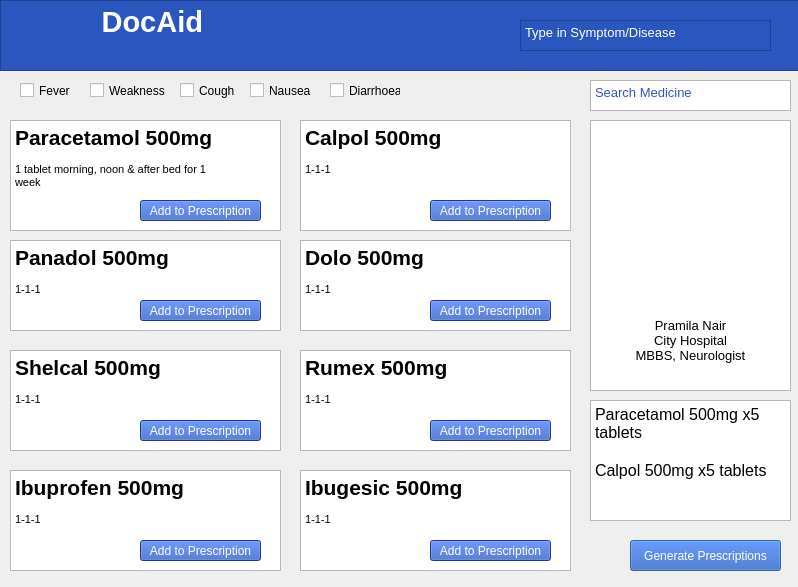
First picture: the form in venv/docaidnew.ui, repository DocAid/Desktop-Doctor, before the edit.
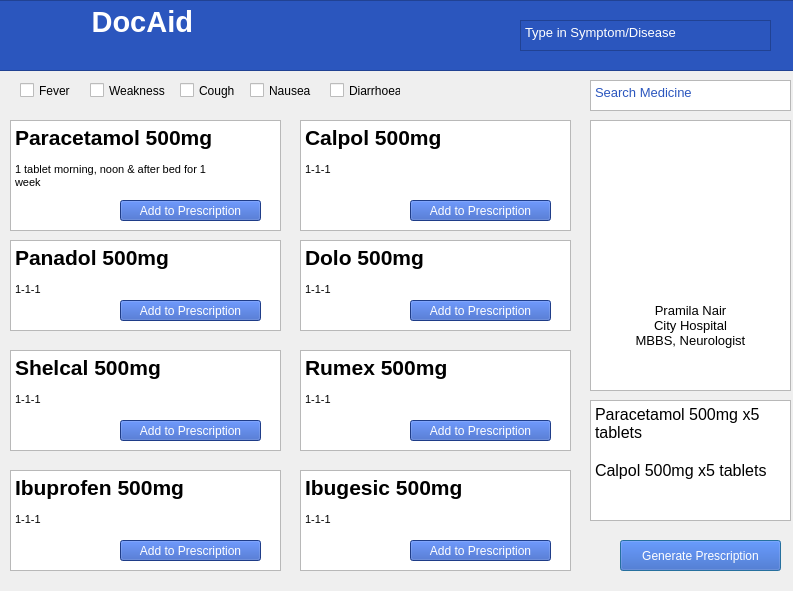
Second picture: the form after the edit. Icons and pictures are not drawn.

What changed in the file:
```diff
--- a/venv/docaidnew.ui
+++ b/venv/docaidnew.ui
@@ -6,8 +6,8 @@
    <rect>
     <x>0</x>
     <y>0</y>
-    <width>798</width>
-    <height>587</height>
+    <width>793</width>
+    <height>591</height>
    </rect>
   </property>
   <property name="windowTitle">
@@ -57,23 +57,22 @@
     <string>&lt;!DOCTYPE HTML PUBLIC &quot;-//W3C//DTD HTML 4.0//EN&quot; &quot;http://www.w3.org/TR/REC-html40/strict.dtd&quot;&gt;
 &lt;html&gt;&lt;head&gt;&lt;meta name=&quot;qrichtext&quot; content=&quot;1&quot; /&gt;&lt;style type=&quot;text/css&quot;&gt;
 p, li { white-space: pre-wrap; }
-&lt;/style&gt;&lt;/head&gt;&lt;body style=&quot; font-family:'MS Shell Dlg 2'; font-size:8.25pt; font-weight:400; font-style:normal;&quot;&gt;
-&lt;p align=&quot;center&quot; style=&quot;-qt-paragraph-type:empty; margin-top:0px; margin-bottom:0px; margin-left:0px; margin-right:0px; -qt-block-indent:0; text-indent:0px;&quot;&gt;&lt;br /&gt;&lt;/p&gt;
-&lt;p align=&quot;center&quot; style=&quot;-qt-paragraph-type:empty; margin-top:0px; margin-bottom:0px; margin-left:0px; margin-right:0px; -qt-block-indent:0; text-indent:0px; font-size:10pt;&quot;&gt;&lt;br /&gt;&lt;/p&gt;
-&lt;p align=&quot;center&quot; style=&quot;-qt-paragraph-type:empty; margin-top:0px; margin-bottom:0px; margin-left:0px; margin-right:0px; -qt-block-indent:0; text-indent:0px; font-size:10pt;&quot;&gt;&lt;br /&gt;&lt;/p&gt;
-&lt;p align=&quot;center&quot; style=&quot;-qt-paragraph-type:empty; margin-top:0px; margin-bottom:0px; margin-left:0px; margin-right:0px; -qt-block-indent:0; text-indent:0px; font-size:10pt;&quot;&gt;&lt;br /&gt;&lt;/p&gt;
-&lt;p align=&quot;center&quot; style=&quot;-qt-paragraph-type:empty; margin-top:0px; margin-bottom:0px; margin-left:0px; margin-right:0px; -qt-block-indent:0; text-indent:0px; font-size:10pt;&quot;&gt;&lt;br /&gt;&lt;/p&gt;
-&lt;p align=&quot;center&quot; style=&quot;-qt-paragraph-type:empty; margin-top:0px; margin-bottom:0px; margin-left:0px; margin-right:0px; -qt-block-indent:0; text-indent:0px; font-size:10pt;&quot;&gt;&lt;br /&gt;&lt;/p&gt;
-&lt;p align=&quot;center&quot; style=&quot;-qt-paragraph-type:empty; margin-top:0px; margin-bottom:0px; margin-left:0px; margin-right:0px; -qt-block-indent:0; text-indent:0px; font-size:10pt;&quot;&gt;&lt;br /&gt;&lt;/p&gt;
-&lt;p align=&quot;center&quot; style=&quot;-qt-paragraph-type:empty; margin-top:0px; margin-bottom:0px; margin-left:0px; margin-right:0px; -qt-block-indent:0; text-indent:0px; font-size:10pt;&quot;&gt;&lt;br /&gt;&lt;/p&gt;
-&lt;p align=&quot;center&quot; style=&quot;-qt-paragraph-type:empty; margin-top:0px; margin-bottom:0px; margin-left:0px; margin-right:0px; -qt-block-indent:0; text-indent:0px; font-size:10pt;&quot;&gt;&lt;br /&gt;&lt;/p&gt;
-&lt;p align=&quot;center&quot; style=&quot;-qt-paragraph-type:empty; margin-top:0px; margin-bottom:0px; margin-left:0px; margin-right:0px; -qt-block-indent:0; text-indent:0px; font-size:10pt;&quot;&gt;&lt;br /&gt;&lt;/p&gt;
-&lt;p align=&quot;center&quot; style=&quot;-qt-paragraph-type:empty; margin-top:0px; margin-bottom:0px; margin-left:0px; margin-right:0px; -qt-block-indent:0; text-indent:0px; font-size:10pt;&quot;&gt;&lt;br /&gt;&lt;/p&gt;
-&lt;p align=&quot;center&quot; style=&quot;-qt-paragraph-type:empty; margin-top:0px; margin-bottom:0px; margin-left:0px; margin-right:0px; -qt-block-indent:0; text-indent:0px; font-size:10pt;&quot;&gt;&lt;br /&gt;&lt;/p&gt;
-&lt;p align=&quot;center&quot; style=&quot;-qt-paragraph-type:empty; margin-top:0px; margin-bottom:0px; margin-left:0px; margin-right:0px; -qt-block-indent:0; text-indent:0px; font-size:10pt;&quot;&gt;&lt;br /&gt;&lt;/p&gt;
-&lt;p align=&quot;center&quot; style=&quot; margin-top:0px; margin-bottom:0px; margin-left:0px; margin-right:0px; -qt-block-indent:0; text-indent:0px;&quot;&gt;&lt;span style=&quot; font-size:10pt;&quot;&gt;Pramila Nair&lt;/span&gt;&lt;/p&gt;
-&lt;p align=&quot;center&quot; style=&quot; margin-top:0px; margin-bottom:0px; margin-left:0px; margin-right:0px; -qt-block-indent:0; text-indent:0px;&quot;&gt;&lt;span style=&quot; font-size:10pt;&quot;&gt;City Hospital&lt;/span&gt;&lt;/p&gt;
-&lt;p align=&quot;center&quot; style=&quot; margin-top:0px; margin-bottom:0px; margin-left:0px; margin-right:0px; -qt-block-indent:0; text-indent:0px;&quot;&gt;&lt;span style=&quot; font-size:10pt;&quot;&gt;MBBS, Neurologist&lt;/span&gt;&lt;/p&gt;&lt;/body&gt;&lt;/html&gt;</string>
+&lt;/style&gt;&lt;/head&gt;&lt;body style=&quot; font-family:'Ubuntu'; font-size:11pt; font-weight:400; font-style:normal;&quot;&gt;
+&lt;p align=&quot;center&quot; dir='rtl' style=&quot;-qt-paragraph-type:empty; margin-top:0px; margin-bottom:0px; margin-left:0px; margin-right:0px; -qt-block-indent:0; text-indent:0px; font-family:'MS Shell Dlg 2'; font-size:8.25pt;&quot;&gt;&lt;br /&gt;&lt;/p&gt;
+&lt;p align=&quot;center&quot; dir='rtl' style=&quot;-qt-paragraph-type:empty; margin-top:0px; margin-bottom:0px; margin-left:0px; margin-right:0px; -qt-block-indent:0; text-indent:0px; font-family:'MS Shell Dlg 2'; font-size:10pt;&quot;&gt;&lt;br /&gt;&lt;/p&gt;
+&lt;p align=&quot;center&quot; dir='rtl' style=&quot;-qt-paragraph-type:empty; margin-top:0px; margin-bottom:0px; margin-left:0px; margin-right:0px; -qt-block-indent:0; text-indent:0px; font-family:'MS Shell Dlg 2'; font-size:10pt;&quot;&gt;&lt;br /&gt;&lt;/p&gt;
+&lt;p align=&quot;center&quot; dir='rtl' style=&quot;-qt-paragraph-type:empty; margin-top:0px; margin-bottom:0px; margin-left:0px; margin-right:0px; -qt-block-indent:0; text-indent:0px; font-family:'MS Shell Dlg 2'; font-size:10pt;&quot;&gt;&lt;br /&gt;&lt;/p&gt;
+&lt;p align=&quot;center&quot; dir='rtl' style=&quot;-qt-paragraph-type:empty; margin-top:0px; margin-bottom:0px; margin-left:0px; margin-right:0px; -qt-block-indent:0; text-indent:0px; font-family:'MS Shell Dlg 2'; font-size:10pt;&quot;&gt;&lt;br /&gt;&lt;/p&gt;
+&lt;p align=&quot;center&quot; dir='rtl' style=&quot;-qt-paragraph-type:empty; margin-top:0px; margin-bottom:0px; margin-left:0px; margin-right:0px; -qt-block-indent:0; text-indent:0px; font-family:'MS Shell Dlg 2'; font-size:10pt;&quot;&gt;&lt;br /&gt;&lt;/p&gt;
+&lt;p align=&quot;center&quot; dir='rtl' style=&quot;-qt-paragraph-type:empty; margin-top:0px; margin-bottom:0px; margin-left:0px; margin-right:0px; -qt-block-indent:0; text-indent:0px; font-family:'MS Shell Dlg 2'; font-size:10pt;&quot;&gt;&lt;br /&gt;&lt;/p&gt;
+&lt;p align=&quot;center&quot; dir='rtl' style=&quot;-qt-paragraph-type:empty; margin-top:0px; margin-bottom:0px; margin-left:0px; margin-right:0px; -qt-block-indent:0; text-indent:0px; font-family:'MS Shell Dlg 2'; font-size:10pt;&quot;&gt;&lt;br /&gt;&lt;/p&gt;
+&lt;p align=&quot;center&quot; dir='rtl' style=&quot;-qt-paragraph-type:empty; margin-top:0px; margin-bottom:0px; margin-left:0px; margin-right:0px; -qt-block-indent:0; text-indent:0px; font-family:'MS Shell Dlg 2'; font-size:10pt;&quot;&gt;&lt;br /&gt;&lt;/p&gt;
+&lt;p align=&quot;center&quot; dir='rtl' style=&quot;-qt-paragraph-type:empty; margin-top:0px; margin-bottom:0px; margin-left:0px; margin-right:0px; -qt-block-indent:0; text-indent:0px; font-family:'MS Shell Dlg 2'; font-size:10pt;&quot;&gt;&lt;br /&gt;&lt;/p&gt;
+&lt;p align=&quot;center&quot; dir='rtl' style=&quot;-qt-paragraph-type:empty; margin-top:0px; margin-bottom:0px; margin-left:0px; margin-right:0px; -qt-block-indent:0; text-indent:0px; font-family:'MS Shell Dlg 2'; font-size:10pt;&quot;&gt;&lt;br /&gt;&lt;/p&gt;
+&lt;p align=&quot;center&quot; dir='rtl' style=&quot;-qt-paragraph-type:empty; margin-top:0px; margin-bottom:0px; margin-left:0px; margin-right:0px; -qt-block-indent:0; text-indent:0px; font-family:'MS Shell Dlg 2'; font-size:10pt;&quot;&gt;&lt;br /&gt;&lt;/p&gt;
+&lt;p align=&quot;center&quot; dir='rtl' style=&quot; margin-top:0px; margin-bottom:0px; margin-left:0px; margin-right:0px; -qt-block-indent:0; text-indent:0px;&quot;&gt;&lt;span style=&quot; font-family:'MS Shell Dlg 2'; font-size:10pt;&quot;&gt;Pramila Nair&lt;/span&gt;&lt;/p&gt;
+&lt;p align=&quot;center&quot; dir='rtl' style=&quot; margin-top:0px; margin-bottom:0px; margin-left:0px; margin-right:0px; -qt-block-indent:0; text-indent:0px;&quot;&gt;&lt;span style=&quot; font-family:'MS Shell Dlg 2'; font-size:10pt;&quot;&gt;City Hospital&lt;/span&gt;&lt;/p&gt;
+&lt;p align=&quot;center&quot; dir='rtl' style=&quot; margin-top:0px; margin-bottom:0px; margin-left:0px; margin-right:0px; -qt-block-indent:0; text-indent:0px;&quot;&gt;&lt;span style=&quot; font-family:'MS Shell Dlg 2'; font-size:10pt;&quot;&gt;MBBS, Neurologist&lt;/span&gt;&lt;/p&gt;&lt;/body&gt;&lt;/html&gt;</string>
    </property>
   </widget>
   <widget class="QTextBrowser" name="textBrowser_3">
@@ -104,10 +103,10 @@
     <string>&lt;!DOCTYPE HTML PUBLIC &quot;-//W3C//DTD HTML 4.0//EN&quot; &quot;http://www.w3.org/TR/REC-html40/strict.dtd&quot;&gt;
 &lt;html&gt;&lt;head&gt;&lt;meta name=&quot;qrichtext&quot; content=&quot;1&quot; /&gt;&lt;style type=&quot;text/css&quot;&gt;
 p, li { white-space: pre-wrap; }
-&lt;/style&gt;&lt;/head&gt;&lt;body style=&quot; font-family:'MS Shell Dlg 2'; font-size:8.25pt; font-weight:400; font-style:normal;&quot;&gt;
-&lt;p style=&quot; margin-top:0px; margin-bottom:0px; margin-left:0px; margin-right:0px; -qt-block-indent:0; text-indent:0px;&quot;&gt;&lt;span style=&quot; font-size:16pt; font-weight:600;&quot;&gt;Paracetamol 500mg&lt;/span&gt; &lt;/p&gt;
-&lt;p style=&quot;-qt-paragraph-type:empty; margin-top:0px; margin-bottom:0px; margin-left:0px; margin-right:0px; -qt-block-indent:0; text-indent:0px;&quot;&gt;&lt;br /&gt;&lt;/p&gt;
-&lt;p style=&quot; margin-top:0px; margin-bottom:0px; margin-left:0px; margin-right:0px; -qt-block-indent:0; text-indent:0px;&quot;&gt;&lt;span style=&quot; font-size:8pt;&quot;&gt;1 tablet morning, noon &amp;amp; after bed for 1&lt;br /&gt;week &lt;/span&gt;&lt;/p&gt;&lt;/body&gt;&lt;/html&gt;</string>
+&lt;/style&gt;&lt;/head&gt;&lt;body style=&quot; font-family:'Ubuntu'; font-size:11pt; font-weight:400; font-style:normal;&quot;&gt;
+&lt;p style=&quot; margin-top:0px; margin-bottom:0px; margin-left:0px; margin-right:0px; -qt-block-indent:0; text-indent:0px;&quot;&gt;&lt;span style=&quot; font-family:'MS Shell Dlg 2'; font-size:16pt; font-weight:600;&quot;&gt;Paracetamol 500mg&lt;/span&gt;&lt;span style=&quot; font-family:'MS Shell Dlg 2'; font-size:8.25pt;&quot;&gt; &lt;/span&gt;&lt;/p&gt;
+&lt;p style=&quot;-qt-paragraph-type:empty; margin-top:0px; margin-bottom:0px; margin-left:0px; margin-right:0px; -qt-block-indent:0; text-indent:0px; font-family:'MS Shell Dlg 2'; font-size:8.25pt;&quot;&gt;&lt;br /&gt;&lt;/p&gt;
+&lt;p style=&quot; margin-top:0px; margin-bottom:0px; margin-left:0px; margin-right:0px; -qt-block-indent:0; text-indent:0px;&quot;&gt;&lt;span style=&quot; font-family:'MS Shell Dlg 2'; font-size:8pt;&quot;&gt;1 tablet morning, noon &amp;amp; after bed for 1&lt;br /&gt;week &lt;/span&gt;&lt;/p&gt;&lt;/body&gt;&lt;/html&gt;</string>
    </property>
   </widget>
   <widget class="QTextBrowser" name="textBrowser_4">
@@ -123,10 +122,10 @@
     <string>&lt;!DOCTYPE HTML PUBLIC &quot;-//W3C//DTD HTML 4.0//EN&quot; &quot;http://www.w3.org/TR/REC-html40/strict.dtd&quot;&gt;
 &lt;html&gt;&lt;head&gt;&lt;meta name=&quot;qrichtext&quot; content=&quot;1&quot; /&gt;&lt;style type=&quot;text/css&quot;&gt;
 p, li { white-space: pre-wrap; }
-&lt;/style&gt;&lt;/head&gt;&lt;body style=&quot; font-family:'MS Shell Dlg 2'; font-size:8.25pt; font-weight:400; font-style:normal;&quot;&gt;
-&lt;p style=&quot; margin-top:0px; margin-bottom:0px; margin-left:0px; margin-right:0px; -qt-block-indent:0; text-indent:0px;&quot;&gt;&lt;span style=&quot; font-size:16pt; font-weight:600;&quot;&gt;Calpol 500mg&lt;/span&gt; &lt;/p&gt;
-&lt;p style=&quot;-qt-paragraph-type:empty; margin-top:0px; margin-bottom:0px; margin-left:0px; margin-right:0px; -qt-block-indent:0; text-indent:0px;&quot;&gt;&lt;br /&gt;&lt;/p&gt;
-&lt;p style=&quot; margin-top:0px; margin-bottom:0px; margin-left:0px; margin-right:0px; -qt-block-indent:0; text-indent:0px;&quot;&gt;1-1-1&lt;/p&gt;&lt;/body&gt;&lt;/html&gt;</string>
+&lt;/style&gt;&lt;/head&gt;&lt;body style=&quot; font-family:'Ubuntu'; font-size:11pt; font-weight:400; font-style:normal;&quot;&gt;
+&lt;p style=&quot; margin-top:0px; margin-bottom:0px; margin-left:0px; margin-right:0px; -qt-block-indent:0; text-indent:0px;&quot;&gt;&lt;span style=&quot; font-family:'MS Shell Dlg 2'; font-size:16pt; font-weight:600;&quot;&gt;Calpol 500mg&lt;/span&gt;&lt;span style=&quot; font-family:'MS Shell Dlg 2'; font-size:8.25pt;&quot;&gt; &lt;/span&gt;&lt;/p&gt;
+&lt;p style=&quot;-qt-paragraph-type:empty; margin-top:0px; margin-bottom:0px; margin-left:0px; margin-right:0px; -qt-block-indent:0; text-indent:0px; font-family:'MS Shell Dlg 2'; font-size:8.25pt;&quot;&gt;&lt;br /&gt;&lt;/p&gt;
+&lt;p style=&quot; margin-top:0px; margin-bottom:0px; margin-left:0px; margin-right:0px; -qt-block-indent:0; text-indent:0px;&quot;&gt;&lt;span style=&quot; font-family:'MS Shell Dlg 2'; font-size:8.25pt;&quot;&gt;1-1-1&lt;/span&gt;&lt;/p&gt;&lt;/body&gt;&lt;/html&gt;</string>
    </property>
   </widget>
   <widget class="QTextBrowser" name="textBrowser_5">
@@ -142,10 +141,10 @@
     <string>&lt;!DOCTYPE HTML PUBLIC &quot;-//W3C//DTD HTML 4.0//EN&quot; &quot;http://www.w3.org/TR/REC-html40/strict.dtd&quot;&gt;
 &lt;html&gt;&lt;head&gt;&lt;meta name=&quot;qrichtext&quot; content=&quot;1&quot; /&gt;&lt;style type=&quot;text/css&quot;&gt;
 p, li { white-space: pre-wrap; }
-&lt;/style&gt;&lt;/head&gt;&lt;body style=&quot; font-family:'MS Shell Dlg 2'; font-size:8.25pt; font-weight:400; font-style:normal;&quot;&gt;
-&lt;p style=&quot; margin-top:0px; margin-bottom:0px; margin-left:0px; margin-right:0px; -qt-block-indent:0; text-indent:0px;&quot;&gt;&lt;span style=&quot; font-size:16pt; font-weight:600;&quot;&gt;Panadol 500mg&lt;/span&gt; &lt;/p&gt;
-&lt;p style=&quot;-qt-paragraph-type:empty; margin-top:0px; margin-bottom:0px; margin-left:0px; margin-right:0px; -qt-block-indent:0; text-indent:0px;&quot;&gt;&lt;br /&gt;&lt;/p&gt;
-&lt;p style=&quot; margin-top:0px; margin-bottom:0px; margin-left:0px; margin-right:0px; -qt-block-indent:0; text-indent:0px;&quot;&gt;1-1-1&lt;/p&gt;&lt;/body&gt;&lt;/html&gt;</string>
+&lt;/style&gt;&lt;/head&gt;&lt;body style=&quot; font-family:'Ubuntu'; font-size:11pt; font-weight:400; font-style:normal;&quot;&gt;
+&lt;p style=&quot; margin-top:0px; margin-bottom:0px; margin-left:0px; margin-right:0px; -qt-block-indent:0; text-indent:0px;&quot;&gt;&lt;span style=&quot; font-family:'MS Shell Dlg 2'; font-size:16pt; font-weight:600;&quot;&gt;Panadol 500mg&lt;/span&gt;&lt;span style=&quot; font-family:'MS Shell Dlg 2'; font-size:8.25pt;&quot;&gt; &lt;/span&gt;&lt;/p&gt;
+&lt;p style=&quot;-qt-paragraph-type:empty; margin-top:0px; margin-bottom:0px; margin-left:0px; margin-right:0px; -qt-block-indent:0; text-indent:0px; font-family:'MS Shell Dlg 2'; font-size:8.25pt;&quot;&gt;&lt;br /&gt;&lt;/p&gt;
+&lt;p style=&quot; margin-top:0px; margin-bottom:0px; margin-left:0px; margin-right:0px; -qt-block-indent:0; text-indent:0px;&quot;&gt;&lt;span style=&quot; font-family:'MS Shell Dlg 2'; font-size:8.25pt;&quot;&gt;1-1-1&lt;/span&gt;&lt;/p&gt;&lt;/body&gt;&lt;/html&gt;</string>
    </property>
   </widget>
   <widget class="QTextBrowser" name="textBrowser_6">
@@ -161,10 +160,10 @@
     <string>&lt;!DOCTYPE HTML PUBLIC &quot;-//W3C//DTD HTML 4.0//EN&quot; &quot;http://www.w3.org/TR/REC-html40/strict.dtd&quot;&gt;
 &lt;html&gt;&lt;head&gt;&lt;meta name=&quot;qrichtext&quot; content=&quot;1&quot; /&gt;&lt;style type=&quot;text/css&quot;&gt;
 p, li { white-space: pre-wrap; }
-&lt;/style&gt;&lt;/head&gt;&lt;body style=&quot; font-family:'MS Shell Dlg 2'; font-size:8.25pt; font-weight:400; font-style:normal;&quot;&gt;
-&lt;p style=&quot; margin-top:0px; margin-bottom:0px; margin-left:0px; margin-right:0px; -qt-block-indent:0; text-indent:0px;&quot;&gt;&lt;span style=&quot; font-size:16pt; font-weight:600;&quot;&gt;Dolo 500mg&lt;/span&gt; &lt;/p&gt;
-&lt;p style=&quot;-qt-paragraph-type:empty; margin-top:0px; margin-bottom:0px; margin-left:0px; margin-right:0px; -qt-block-indent:0; text-indent:0px;&quot;&gt;&lt;br /&gt;&lt;/p&gt;
-&lt;p style=&quot; margin-top:0px; margin-bottom:0px; margin-left:0px; margin-right:0px; -qt-block-indent:0; text-indent:0px;&quot;&gt;1-1-1&lt;/p&gt;&lt;/body&gt;&lt;/html&gt;</string>
+&lt;/style&gt;&lt;/head&gt;&lt;body style=&quot; font-family:'Ubuntu'; font-size:11pt; font-weight:400; font-style:normal;&quot;&gt;
+&lt;p style=&quot; margin-top:0px; margin-bottom:0px; margin-left:0px; margin-right:0px; -qt-block-indent:0; text-indent:0px;&quot;&gt;&lt;span style=&quot; font-family:'MS Shell Dlg 2'; font-size:16pt; font-weight:600;&quot;&gt;Dolo 500mg&lt;/span&gt;&lt;span style=&quot; font-family:'MS Shell Dlg 2'; font-size:8.25pt;&quot;&gt; &lt;/span&gt;&lt;/p&gt;
+&lt;p style=&quot;-qt-paragraph-type:empty; margin-top:0px; margin-bottom:0px; margin-left:0px; margin-right:0px; -qt-block-indent:0; text-indent:0px; font-family:'MS Shell Dlg 2'; font-size:8.25pt;&quot;&gt;&lt;br /&gt;&lt;/p&gt;
+&lt;p style=&quot; margin-top:0px; margin-bottom:0px; margin-left:0px; margin-right:0px; -qt-block-indent:0; text-indent:0px;&quot;&gt;&lt;span style=&quot; font-family:'MS Shell Dlg 2'; font-size:8.25pt;&quot;&gt;1-1-1&lt;/span&gt;&lt;/p&gt;&lt;/body&gt;&lt;/html&gt;</string>
    </property>
   </widget>
   <widget class="QTextBrowser" name="textBrowser_7">
@@ -180,10 +179,10 @@
     <string>&lt;!DOCTYPE HTML PUBLIC &quot;-//W3C//DTD HTML 4.0//EN&quot; &quot;http://www.w3.org/TR/REC-html40/strict.dtd&quot;&gt;
 &lt;html&gt;&lt;head&gt;&lt;meta name=&quot;qrichtext&quot; content=&quot;1&quot; /&gt;&lt;style type=&quot;text/css&quot;&gt;
 p, li { white-space: pre-wrap; }
-&lt;/style&gt;&lt;/head&gt;&lt;body style=&quot; font-family:'MS Shell Dlg 2'; font-size:8.25pt; font-weight:400; font-style:normal;&quot;&gt;
-&lt;p style=&quot; margin-top:0px; margin-bottom:0px; margin-left:0px; margin-right:0px; -qt-block-indent:0; text-indent:0px;&quot;&gt;&lt;span style=&quot; font-size:16pt; font-weight:600;&quot;&gt;Shelcal 500mg&lt;/span&gt; &lt;/p&gt;
-&lt;p style=&quot;-qt-paragraph-type:empty; margin-top:0px; margin-bottom:0px; margin-left:0px; margin-right:0px; -qt-block-indent:0; text-indent:0px;&quot;&gt;&lt;br /&gt;&lt;/p&gt;
-&lt;p style=&quot; margin-top:0px; margin-bottom:0px; margin-left:0px; margin-right:0px; -qt-block-indent:0; text-indent:0px;&quot;&gt;1-1-1&lt;/p&gt;&lt;/body&gt;&lt;/html&gt;</string>
+&lt;/style&gt;&lt;/head&gt;&lt;body style=&quot; font-family:'Ubuntu'; font-size:11pt; font-weight:400; font-style:normal;&quot;&gt;
+&lt;p style=&quot; margin-top:0px; margin-bottom:0px; margin-left:0px; margin-right:0px; -qt-block-indent:0; text-indent:0px;&quot;&gt;&lt;span style=&quot; font-family:'MS Shell Dlg 2'; font-size:16pt; font-weight:600;&quot;&gt;Shelcal 500mg&lt;/span&gt;&lt;span style=&quot; font-family:'MS Shell Dlg 2'; font-size:8.25pt;&quot;&gt; &lt;/span&gt;&lt;/p&gt;
+&lt;p style=&quot;-qt-paragraph-type:empty; margin-top:0px; margin-bottom:0px; margin-left:0px; margin-right:0px; -qt-block-indent:0; text-indent:0px; font-family:'MS Shell Dlg 2'; font-size:8.25pt;&quot;&gt;&lt;br /&gt;&lt;/p&gt;
+&lt;p style=&quot; margin-top:0px; margin-bottom:0px; margin-left:0px; margin-right:0px; -qt-block-indent:0; text-indent:0px;&quot;&gt;&lt;span style=&quot; font-family:'MS Shell Dlg 2'; font-size:8.25pt;&quot;&gt;1-1-1&lt;/span&gt;&lt;/p&gt;&lt;/body&gt;&lt;/html&gt;</string>
    </property>
   </widget>
   <widget class="QTextBrowser" name="textBrowser_8">
@@ -199,10 +198,10 @@
     <string>&lt;!DOCTYPE HTML PUBLIC &quot;-//W3C//DTD HTML 4.0//EN&quot; &quot;http://www.w3.org/TR/REC-html40/strict.dtd&quot;&gt;
 &lt;html&gt;&lt;head&gt;&lt;meta name=&quot;qrichtext&quot; content=&quot;1&quot; /&gt;&lt;style type=&quot;text/css&quot;&gt;
 p, li { white-space: pre-wrap; }
-&lt;/style&gt;&lt;/head&gt;&lt;body style=&quot; font-family:'MS Shell Dlg 2'; font-size:8.25pt; font-weight:400; font-style:normal;&quot;&gt;
-&lt;p style=&quot; margin-top:0px; margin-bottom:0px; margin-left:0px; margin-right:0px; -qt-block-indent:0; text-indent:0px;&quot;&gt;&lt;span style=&quot; font-size:16pt; font-weight:600;&quot;&gt;Rumex 500mg&lt;/span&gt; &lt;/p&gt;
-&lt;p style=&quot;-qt-paragraph-type:empty; margin-top:0px; margin-bottom:0px; margin-left:0px; margin-right:0px; -qt-block-indent:0; text-indent:0px;&quot;&gt;&lt;br /&gt;&lt;/p&gt;
-&lt;p style=&quot; margin-top:0px; margin-bottom:0px; margin-left:0px; margin-right:0px; -qt-block-indent:0; text-indent:0px;&quot;&gt;1-1-1&lt;/p&gt;&lt;/body&gt;&lt;/html&gt;</string>
+&lt;/style&gt;&lt;/head&gt;&lt;body style=&quot; font-family:'Ubuntu'; font-size:11pt; font-weight:400; font-style:normal;&quot;&gt;
+&lt;p style=&quot; margin-top:0px; margin-bottom:0px; margin-left:0px; margin-right:0px; -qt-block-indent:0; text-indent:0px;&quot;&gt;&lt;span style=&quot; font-family:'MS Shell Dlg 2'; font-size:16pt; font-weight:600;&quot;&gt;Rumex 500mg&lt;/span&gt;&lt;span style=&quot; font-family:'MS Shell Dlg 2'; font-size:8.25pt;&quot;&gt; &lt;/span&gt;&lt;/p&gt;
+&lt;p style=&quot;-qt-paragraph-type:empty; margin-top:0px; margin-bottom:0px; margin-left:0px; margin-right:0px; -qt-block-indent:0; text-indent:0px; font-family:'MS Shell Dlg 2'; font-size:8.25pt;&quot;&gt;&lt;br /&gt;&lt;/p&gt;
+&lt;p style=&quot; margin-top:0px; margin-bottom:0px; margin-left:0px; margin-right:0px; -qt-block-indent:0; text-indent:0px;&quot;&gt;&lt;span style=&quot; font-family:'MS Shell Dlg 2'; font-size:8.25pt;&quot;&gt;1-1-1&lt;/span&gt;&lt;/p&gt;&lt;/body&gt;&lt;/html&gt;</string>
    </property>
   </widget>
   <widget class="QTextBrowser" name="textBrowser_9">
@@ -218,10 +217,10 @@
     <string>&lt;!DOCTYPE HTML PUBLIC &quot;-//W3C//DTD HTML 4.0//EN&quot; &quot;http://www.w3.org/TR/REC-html40/strict.dtd&quot;&gt;
 &lt;html&gt;&lt;head&gt;&lt;meta name=&quot;qrichtext&quot; content=&quot;1&quot; /&gt;&lt;style type=&quot;text/css&quot;&gt;
 p, li { white-space: pre-wrap; }
-&lt;/style&gt;&lt;/head&gt;&lt;body style=&quot; font-family:'MS Shell Dlg 2'; font-size:8.25pt; font-weight:400; font-style:normal;&quot;&gt;
-&lt;p style=&quot; margin-top:0px; margin-bottom:0px; margin-left:0px; margin-right:0px; -qt-block-indent:0; text-indent:0px;&quot;&gt;&lt;span style=&quot; font-size:16pt; font-weight:600;&quot;&gt;Ibuprofen 500mg&lt;/span&gt; &lt;/p&gt;
-&lt;p style=&quot;-qt-paragraph-type:empty; margin-top:0px; margin-bottom:0px; margin-left:0px; margin-right:0px; -qt-block-indent:0; text-indent:0px;&quot;&gt;&lt;br /&gt;&lt;/p&gt;
-&lt;p style=&quot; margin-top:0px; margin-bottom:0px; margin-left:0px; margin-right:0px; -qt-block-indent:0; text-indent:0px;&quot;&gt;1-1-1&lt;/p&gt;&lt;/body&gt;&lt;/html&gt;</string>
+&lt;/style&gt;&lt;/head&gt;&lt;body style=&quot; font-family:'Ubuntu'; font-size:11pt; font-weight:400; font-style:normal;&quot;&gt;
+&lt;p style=&quot; margin-top:0px; margin-bottom:0px; margin-left:0px; margin-right:0px; -qt-block-indent:0; text-indent:0px;&quot;&gt;&lt;span style=&quot; font-family:'MS Shell Dlg 2'; font-size:16pt; font-weight:600;&quot;&gt;Ibuprofen 500mg&lt;/span&gt;&lt;span style=&quot; font-family:'MS Shell Dlg 2'; font-size:8.25pt;&quot;&gt; &lt;/span&gt;&lt;/p&gt;
+&lt;p style=&quot;-qt-paragraph-type:empty; margin-top:0px; margin-bottom:0px; margin-left:0px; margin-right:0px; -qt-block-indent:0; text-indent:0px; font-family:'MS Shell Dlg 2'; font-size:8.25pt;&quot;&gt;&lt;br /&gt;&lt;/p&gt;
+&lt;p style=&quot; margin-top:0px; margin-bottom:0px; margin-left:0px; margin-right:0px; -qt-block-indent:0; text-indent:0px;&quot;&gt;&lt;span style=&quot; font-family:'MS Shell Dlg 2'; font-size:8.25pt;&quot;&gt;1-1-1&lt;/span&gt;&lt;/p&gt;&lt;/body&gt;&lt;/html&gt;</string>
    </property>
   </widget>
   <widget class="QTextBrowser" name="textBrowser_10">
@@ -237,18 +236,18 @@
     <string>&lt;!DOCTYPE HTML PUBLIC &quot;-//W3C//DTD HTML 4.0//EN&quot; &quot;http://www.w3.org/TR/REC-html40/strict.dtd&quot;&gt;
 &lt;html&gt;&lt;head&gt;&lt;meta name=&quot;qrichtext&quot; content=&quot;1&quot; /&gt;&lt;style type=&quot;text/css&quot;&gt;
 p, li { white-space: pre-wrap; }
-&lt;/style&gt;&lt;/head&gt;&lt;body style=&quot; font-family:'MS Shell Dlg 2'; font-size:8.25pt; font-weight:400; font-style:normal;&quot;&gt;
-&lt;p style=&quot; margin-top:0px; margin-bottom:0px; margin-left:0px; margin-right:0px; -qt-block-indent:0; text-indent:0px;&quot;&gt;&lt;span style=&quot; font-size:16pt; font-weight:600;&quot;&gt;Ibugesic 500mg&lt;/span&gt; &lt;/p&gt;
-&lt;p style=&quot;-qt-paragraph-type:empty; margin-top:0px; margin-bottom:0px; margin-left:0px; margin-right:0px; -qt-block-indent:0; text-indent:0px;&quot;&gt;&lt;br /&gt;&lt;/p&gt;
-&lt;p style=&quot; margin-top:0px; margin-bottom:0px; margin-left:0px; margin-right:0px; -qt-block-indent:0; text-indent:0px;&quot;&gt;1-1-1&lt;/p&gt;&lt;/body&gt;&lt;/html&gt;</string>
+&lt;/style&gt;&lt;/head&gt;&lt;body style=&quot; font-family:'Ubuntu'; font-size:11pt; font-weight:400; font-style:normal;&quot;&gt;
+&lt;p style=&quot; margin-top:0px; margin-bottom:0px; margin-left:0px; margin-right:0px; -qt-block-indent:0; text-indent:0px;&quot;&gt;&lt;span style=&quot; font-family:'MS Shell Dlg 2'; font-size:16pt; font-weight:600;&quot;&gt;Ibugesic 500mg&lt;/span&gt;&lt;span style=&quot; font-family:'MS Shell Dlg 2'; font-size:8.25pt;&quot;&gt; &lt;/span&gt;&lt;/p&gt;
+&lt;p style=&quot;-qt-paragraph-type:empty; margin-top:0px; margin-bottom:0px; margin-left:0px; margin-right:0px; -qt-block-indent:0; text-indent:0px; font-family:'MS Shell Dlg 2'; font-size:8.25pt;&quot;&gt;&lt;br /&gt;&lt;/p&gt;
+&lt;p style=&quot; margin-top:0px; margin-bottom:0px; margin-left:0px; margin-right:0px; -qt-block-indent:0; text-indent:0px;&quot;&gt;&lt;span style=&quot; font-family:'MS Shell Dlg 2'; font-size:8.25pt;&quot;&gt;1-1-1&lt;/span&gt;&lt;/p&gt;&lt;/body&gt;&lt;/html&gt;</string>
    </property>
   </widget>
   <widget class="QTextBrowser" name="textBrowser_11">
    <property name="geometry">
     <rect>
-     <x>0</x>
+     <x>-10</x>
      <y>0</y>
-     <width>801</width>
+     <width>811</width>
      <height>71</height>
     </rect>
    </property>
@@ -259,8 +258,8 @@
     <string>&lt;!DOCTYPE HTML PUBLIC &quot;-//W3C//DTD HTML 4.0//EN&quot; &quot;http://www.w3.org/TR/REC-html40/strict.dtd&quot;&gt;
 &lt;html&gt;&lt;head&gt;&lt;meta name=&quot;qrichtext&quot; content=&quot;1&quot; /&gt;&lt;style type=&quot;text/css&quot;&gt;
 p, li { white-space: pre-wrap; }
-&lt;/style&gt;&lt;/head&gt;&lt;body style=&quot; font-family:'MS Shell Dlg 2'; font-size:8.25pt; font-weight:400; font-style:normal;&quot;&gt;
-&lt;p style=&quot; margin-top:0px; margin-bottom:0px; margin-left:0px; margin-right:0px; -qt-block-indent:0; text-indent:0px;&quot;&gt;&lt;span style=&quot; font-size:22pt; color:#ffffff;&quot;&gt;            &lt;/span&gt;&lt;span style=&quot; font-size:22pt; font-weight:600; color:#ffffff;&quot;&gt;DocAid&lt;/span&gt;&lt;/p&gt;&lt;/body&gt;&lt;/html&gt;</string>
+&lt;/style&gt;&lt;/head&gt;&lt;body style=&quot; font-family:'Ubuntu'; font-size:11pt; font-weight:400; font-style:normal;&quot;&gt;
+&lt;p style=&quot; margin-top:0px; margin-bottom:0px; margin-left:0px; margin-right:0px; -qt-block-indent:0; text-indent:0px;&quot;&gt;&lt;span style=&quot; font-family:'MS Shell Dlg 2'; font-size:22pt; color:#ffffff;&quot;&gt;            &lt;/span&gt;&lt;span style=&quot; font-family:'MS Shell Dlg 2'; font-size:22pt; font-weight:600; color:#ffffff;&quot;&gt;DocAid&lt;/span&gt;&lt;/p&gt;&lt;/body&gt;&lt;/html&gt;</string>
    </property>
   </widget>
   <widget class="QLabel" name="label">
@@ -283,7 +282,7 @@
    <property name="geometry">
     <rect>
      <x>610</x>
-     <y>120</y>
+     <y>130</y>
      <width>171</width>
      <height>181</height>
     </rect>
@@ -314,9 +313,9 @@
   <widget class="QPushButton" name="pushButton_9">
    <property name="geometry">
     <rect>
-     <x>630</x>
+     <x>620</x>
      <y>540</y>
-     <width>151</width>
+     <width>161</width>
      <height>31</height>
     </rect>
    </property>
@@ -469,15 +468,15 @@
     <string notr="true">background-color: rgb(43, 86, 190);</string>
    </property>
    <property name="text">
-    <string>Generate Prescriptions</string>
+    <string>Generate Prescription</string>
    </property>
   </widget>
   <widget class="QPushButton" name="pushButton_11">
    <property name="geometry">
     <rect>
-     <x>140</x>
+     <x>120</x>
      <y>200</y>
-     <width>121</width>
+     <width>141</width>
      <height>21</height>
     </rect>
    </property>
@@ -636,9 +635,9 @@
   <widget class="QPushButton" name="pushButton_12">
    <property name="geometry">
     <rect>
-     <x>430</x>
+     <x>410</x>
      <y>200</y>
-     <width>121</width>
+     <width>141</width>
      <height>21</height>
     </rect>
    </property>
@@ -797,9 +796,9 @@
   <widget class="QPushButton" name="pushButton_13">
    <property name="geometry">
     <rect>
-     <x>140</x>
+     <x>120</x>
      <y>300</y>
-     <width>121</width>
+     <width>141</width>
      <height>21</height>
     </rect>
    </property>
@@ -958,9 +957,9 @@
   <widget class="QPushButton" name="pushButton_14">
    <property name="geometry">
     <rect>
-     <x>430</x>
+     <x>410</x>
      <y>300</y>
-     <width>121</width>
+     <width>141</width>
      <height>21</height>
     </rect>
    </property>
@@ -1119,9 +1118,9 @@
   <widget class="QPushButton" name="pushButton_15">
    <property name="geometry">
     <rect>
-     <x>140</x>
+     <x>120</x>
      <y>420</y>
-     <width>121</width>
+     <width>141</width>
      <height>21</height>
     </rect>
    </property>
@@ -1280,9 +1279,9 @@
   <widget class="QPushButton" name="pushButton_16">
    <property name="geometry">
     <rect>
-     <x>430</x>
+     <x>410</x>
      <y>420</y>
-     <width>121</width>
+     <width>141</width>
      <height>21</height>
     </rect>
    </property>
@@ -1441,9 +1440,9 @@
   <widget class="QPushButton" name="pushButton_17">
    <property name="geometry">
     <rect>
-     <x>140</x>
+     <x>120</x>
      <y>540</y>
-     <width>121</width>
+     <width>141</width>
      <height>21</height>
     </rect>
    </property>
@@ -1602,9 +1601,9 @@
   <widget class="QPushButton" name="pushButton_18">
    <property name="geometry">
     <rect>
-     <x>430</x>
+     <x>410</x>
      <y>540</y>
-     <width>121</width>
+     <width>141</width>
      <height>21</height>
     </rect>
    </property>
@@ -2065,8 +2064,8 @@
     <rect>
      <x>740</x>
      <y>10</y>
-     <width>31</width>
-     <height>51</height>
+     <width>9</width>
+     <height>17</height>
     </rect>
    </property>
    <property name="text">
```
Left out of the diff: 22 changed lines with no effect on the pictures.
